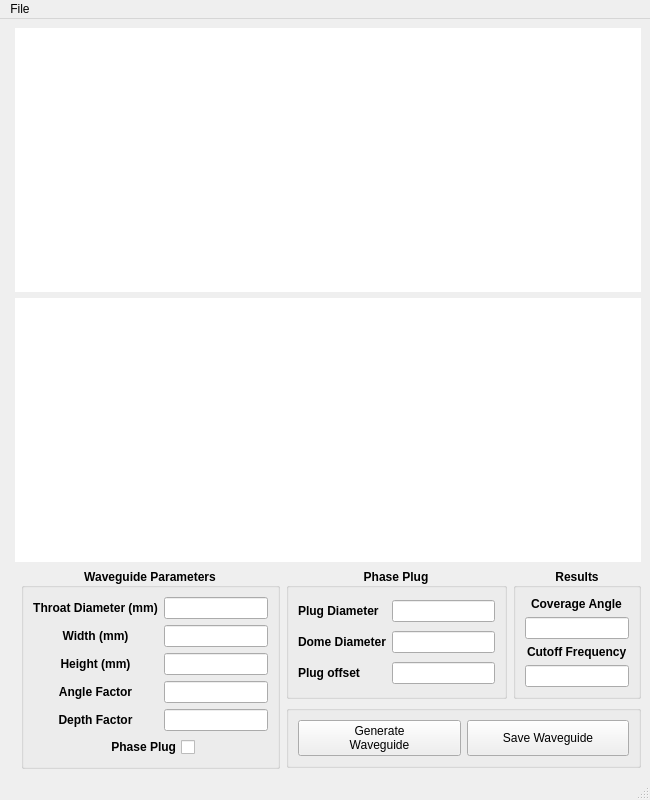
First picture: the form in mainGUI.ui, repository garciachristian829/Waveguide-Designer, before the edit.
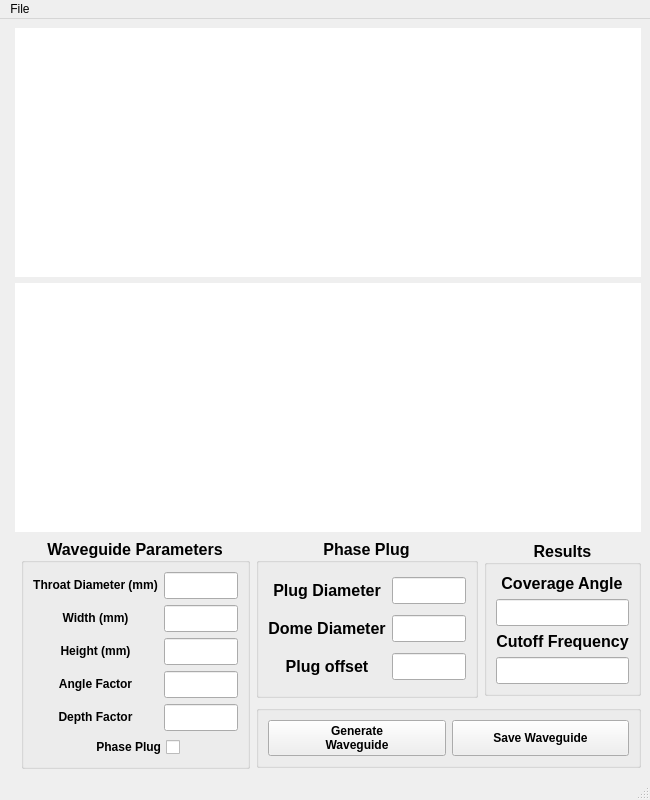
Second picture: the form after the edit.

Commit message: Updated phase plug calc and trying out different values in the script to break it. No issues so far.

Patch:
```diff
--- a/mainGUI.ui
+++ b/mainGUI.ui
@@ -937,7 +937,7 @@
       </property>
       <property name="font">
        <font>
-        <pointsize>9</pointsize>
+        <pointsize>12</pointsize>
         <weight>75</weight>
         <bold>true</bold>
        </font>
@@ -1003,6 +1003,11 @@
        </item>
        <item row="0" column="0">
         <widget class="QLabel" name="label">
+         <property name="font">
+          <font>
+           <pointsize>13</pointsize>
+          </font>
+         </property>
          <property name="text">
           <string>&lt;html&gt;&lt;head/&gt;&lt;body&gt;&lt;p align=&quot;center&quot;&gt;&lt;span style=&quot; font-size:9pt; font-weight:600;&quot;&gt;Throat Diameter (mm)&lt;/span&gt;&lt;/p&gt;&lt;/body&gt;&lt;/html&gt;</string>
          </property>
@@ -1052,7 +1057,7 @@
       </property>
       <property name="font">
        <font>
-        <pointsize>9</pointsize>
+        <pointsize>12</pointsize>
         <weight>75</weight>
         <bold>true</bold>
        </font>
@@ -1067,7 +1072,7 @@
        <item row="0" column="0">
         <widget class="QLabel" name="label_6">
          <property name="text">
-          <string>Plug Diameter</string>
+          <string>&lt;html&gt;&lt;head/&gt;&lt;body&gt;&lt;p align=&quot;center&quot;&gt;&lt;span style=&quot; font-weight:600;&quot;&gt;Plug Diameter&lt;/span&gt;&lt;/p&gt;&lt;/body&gt;&lt;/html&gt;</string>
          </property>
         </widget>
        </item>
@@ -1077,7 +1082,7 @@
        <item row="2" column="0">
         <widget class="QLabel" name="label_8">
          <property name="text">
-          <string>Plug offset</string>
+          <string>&lt;html&gt;&lt;head/&gt;&lt;body&gt;&lt;p align=&quot;center&quot;&gt;&lt;span style=&quot; font-weight:600;&quot;&gt;Plug offset&lt;/span&gt;&lt;/p&gt;&lt;/body&gt;&lt;/html&gt;</string>
          </property>
         </widget>
        </item>
@@ -1087,7 +1092,7 @@
        <item row="1" column="0">
         <widget class="QLabel" name="label_7">
          <property name="text">
-          <string>Dome Diameter</string>
+          <string>&lt;html&gt;&lt;head/&gt;&lt;body&gt;&lt;p align=&quot;center&quot;&gt;&lt;span style=&quot; font-weight:600;&quot;&gt;Dome Diameter&lt;/span&gt;&lt;/p&gt;&lt;/body&gt;&lt;/html&gt;</string>
          </property>
         </widget>
        </item>
@@ -1107,7 +1112,7 @@
       </property>
       <property name="font">
        <font>
-        <pointsize>9</pointsize>
+        <pointsize>12</pointsize>
         <weight>75</weight>
         <bold>true</bold>
        </font>
@@ -1122,7 +1127,7 @@
        <item row="1" column="0" alignment="Qt::AlignHCenter|Qt::AlignVCenter">
         <widget class="QLabel" name="label_9">
          <property name="text">
-          <string>Coverage Angle</string>
+          <string>&lt;html&gt;&lt;head/&gt;&lt;body&gt;&lt;p align=&quot;center&quot;&gt;&lt;span style=&quot; font-weight:600;&quot;&gt;Coverage Angle&lt;/span&gt;&lt;/p&gt;&lt;/body&gt;&lt;/html&gt;</string>
          </property>
         </widget>
        </item>
@@ -1143,7 +1148,7 @@
        <item row="3" column="0" alignment="Qt::AlignHCenter">
         <widget class="QLabel" name="label_10">
          <property name="text">
-          <string>Cutoff Frequency</string>
+          <string>&lt;html&gt;&lt;head/&gt;&lt;body&gt;&lt;p align=&quot;center&quot;&gt;&lt;span style=&quot; font-weight:600;&quot;&gt;Cutoff Frequency&lt;/span&gt;&lt;/p&gt;&lt;/body&gt;&lt;/html&gt;</string>
          </property>
         </widget>
        </item>
@@ -1187,6 +1192,12 @@
            <verstretch>0</verstretch>
           </sizepolicy>
          </property>
+         <property name="font">
+          <font>
+           <weight>75</weight>
+           <bold>true</bold>
+          </font>
+         </property>
          <property name="text">
           <string>Generate 
 Waveguide</string>
@@ -1201,6 +1212,12 @@
            <verstretch>0</verstretch>
           </sizepolicy>
          </property>
+         <property name="font">
+          <font>
+           <weight>75</weight>
+           <bold>true</bold>
+          </font>
+         </property>
          <property name="text">
           <string>Save Waveguide</string>
          </property>
```
Left out of the diff: 12 changed lines with no effect on the pictures. The commit also changes 2 other files.
